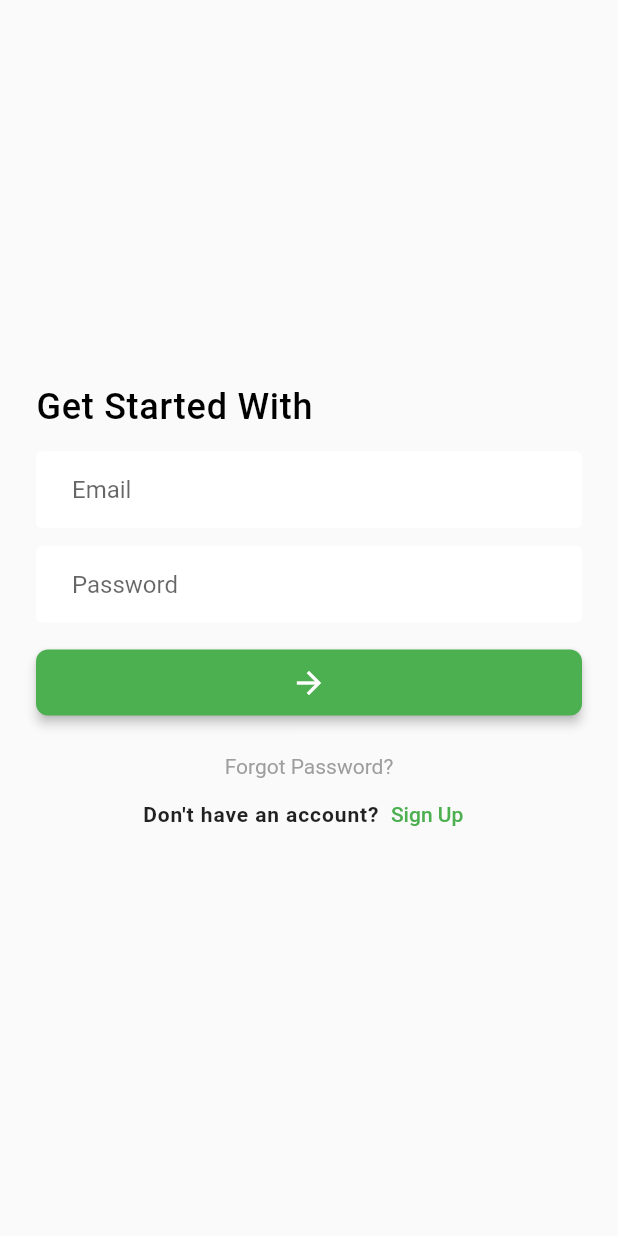
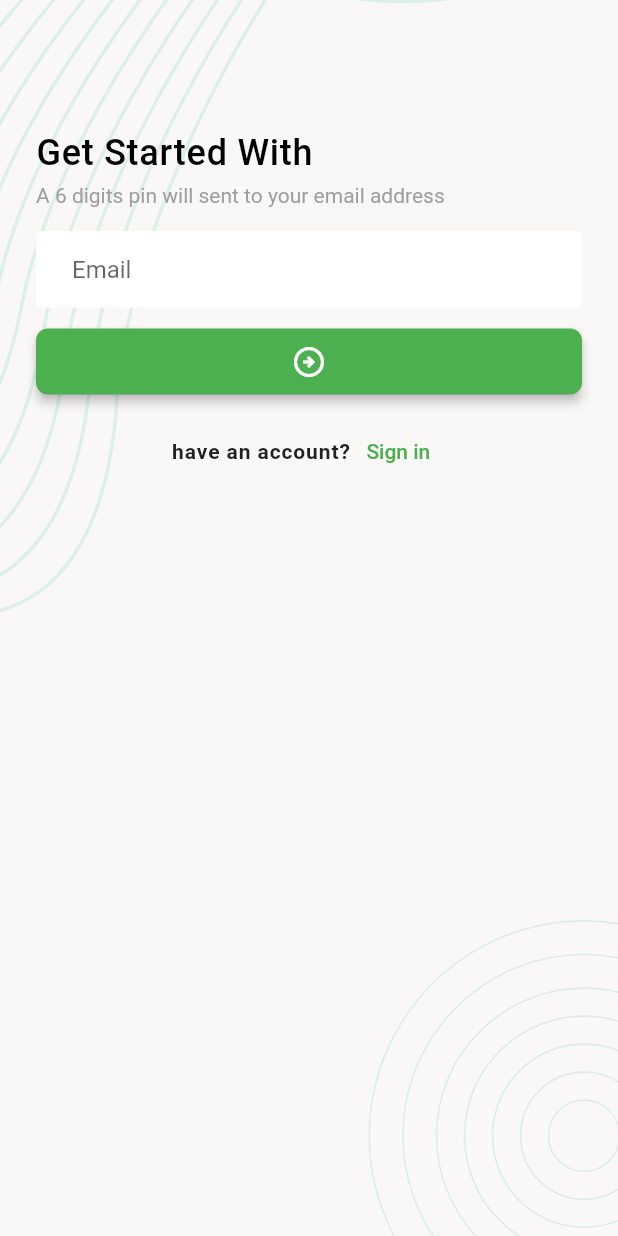
Before and after one commit to DeltaKhalid/Task-Manager, a Flutter app: the screen it shows after launch, after a tap on "Forgot Password?", on a phone screen of 412 x 824 dp. Run offline on Flutter 3.47's test engine with Material 2 defaults, Android fonts, the phone set to English and light mode, and no system bars; our stand-ins replace flutter_svg.

Commit message:
Email Verification Screen design is Done

```diff
--- /dev/null
+++ b/lib/ui/screens/email_verification_screen.dart
@@ -0,0 +1,76 @@
+import 'package:flutter/material.dart';
+import 'package:task_managet/ui/widgets/screen_background.dart';
+
+class EmailVerificationScreen extends StatefulWidget {
+  const EmailVerificationScreen({super.key});
+
+  @override
+  State<EmailVerificationScreen> createState() => _EmailVerificationScreenState();
+}
+
+class _EmailVerificationScreenState extends State<EmailVerificationScreen> {
+  @override
+  Widget build(BuildContext context) {
+    return Scaffold(
+      body: ScreenBackground(
+        child: SingleChildScrollView(
+          child: Padding(
+            padding: const EdgeInsets.all(24.0),
+            child: Column(
+              mainAxisAlignment: MainAxisAlignment.start,
+              crossAxisAlignment: CrossAxisAlignment.start,
+              children: [
+                const SizedBox(height: 64,),
+                Text(
+                  'Get Started With',
+                  style: Theme.of(context).textTheme.titleLarge,
+                ),
+                const SizedBox(height: 6,),
+                Text(
+                  'A 6 digits pin will sent to your email address',
+                  style: Theme.of(context).textTheme.bodyMedium?.copyWith(
+                    color: Colors.grey
+                  ),
+                ),
+                const SizedBox(height: 16,),
+                TextFormField(
+                  keyboardType: TextInputType.emailAddress,
+                  decoration: const InputDecoration(
+                    hintText: 'Email',
+                  ),
+                ),
+                const SizedBox(height: 12,),
+                SizedBox(
+                  width: double.infinity,
+                  child: ElevatedButton(
+                    onPressed: () {},
+                    child: Icon(Icons.arrow_circle_right_outlined),
+                  ),
+                ),
+                const SizedBox(height: 12,),
+                Row(
+                  mainAxisAlignment: MainAxisAlignment.center,
+                  children: [
+                    const Text(
+                      "have an account?",
+                      style: TextStyle(
+                        fontWeight: FontWeight.w600,
+                        letterSpacing: 0.6,
+                      ),
+                    ),
+                    TextButton(
+                      onPressed: () {
+                        Navigator.pop(context);
+                      },
+                      child: Text('Sign in'),
+                    ),
+                  ],
+                ),
+              ],
+            ),
+          ),
+        ),
+      ),
+    );
+  }
+}
--- a/lib/ui/screens/login_screen.dart
+++ b/lib/ui/screens/login_screen.dart
@@ -1,6 +1,7 @@
 
 import 'package:flutter/material.dart';
 import 'package:flutter_svg/svg.dart';
+import 'package:task_managet/ui/screens/email_verification_screen.dart';
 import '../utils/assets_utils.dart';
 import '../widgets/screen_background.dart';
 
@@ -16,13 +17,14 @@ class _LoginScreenState extends State<LoginScreen> {
   Widget build(BuildContext context) {
     return Scaffold(
       body: SafeArea(
+        child: SingleChildScrollView(
           child: Padding(
             padding: const EdgeInsets.all(24.0),
-
             child: Column(
               mainAxisAlignment: MainAxisAlignment.center,
               crossAxisAlignment: CrossAxisAlignment.start,
               children: [
+                const SizedBox(height: 150,),
               Text(
                 'Get Started With',
                 // style: TextStyle(
@@ -34,6 +36,7 @@ class _LoginScreenState extends State<LoginScreen> {
               ),
               const SizedBox(height: 16,),
               TextFormField(
+                keyboardType: TextInputType.emailAddress,
                 decoration: const InputDecoration(
                   hintText: 'Email',
                 ),
@@ -56,7 +59,14 @@ class _LoginScreenState extends State<LoginScreen> {
               const SizedBox(height: 24,),
               Center(
                 child: InkWell(
-              onTap: () {},
+                  onTap: () {
+                    Navigator.push(
+                      context,
+                      MaterialPageRoute(
+                        builder: (context) => EmailVerificationScreen(),
+                      ),
+                    );
+                  },
                   child: Text(
                     'Forgot Password?',
                     style: TextStyle(color: Colors.grey),
@@ -66,14 +76,21 @@ class _LoginScreenState extends State<LoginScreen> {
               Row(
                 mainAxisAlignment: MainAxisAlignment.center,
                 children: [
-                  const Text("Don't have an account?", style: TextStyle(
+                  const Text(
+                    "Don't have an account?",
+                    style: TextStyle(
                       fontWeight: FontWeight.w600,
                       letterSpacing: 0.6,
-                  ),),
-                  TextButton(onPressed: (){}, child: Text('Sign Up'),),
+                    ),
+                  ),
+                  TextButton(
+                    onPressed: () {},
+                    child: Text('Sign Up'),
+                  ),
                 ],
               ),
             ],
+            ),
           ),
         ),
       )
--- a/lib/ui/widgets/screen_background.dart
+++ b/lib/ui/widgets/screen_background.dart
@@ -15,7 +15,8 @@ class ScreenBackground extends StatelessWidget {
           height: double.infinity,
           child: SvgPicture.asset(AssetsUtils.backgroundSVG, fit: BoxFit.cover,),
         ),
-        child,
+        //child,
+        SafeArea(child: child) ///*** this code for getting a "SafeArea" for every Screen
       ],
     );
   }
```
Lines whose indentation alone changed are shown as unchanged.
